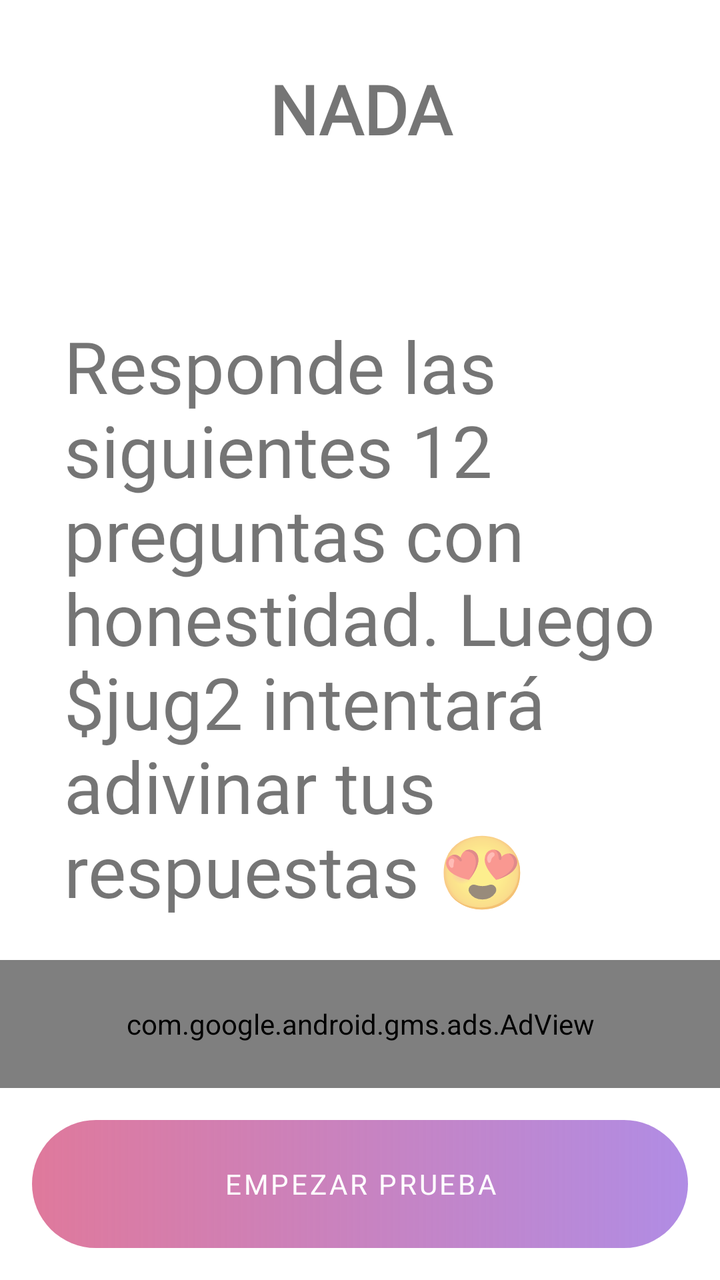
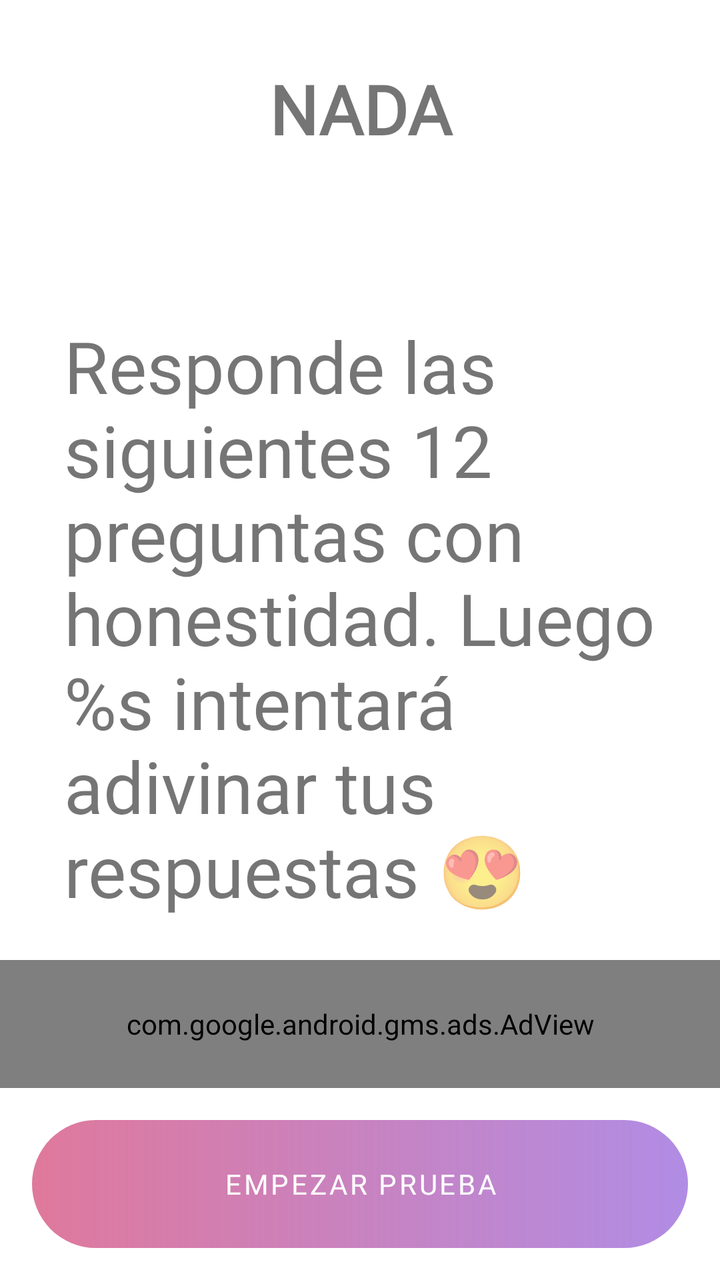

Screens rendered from an Android XML layout before and after an edit, with the pre-edit source and the edit as a unified diff.
<!-- AndroidManifest.xml: application theme Theme.JuegoParaParejas -->
<!-- res/layout/jugador_uno.xml -->
<?xml version="1.0" encoding="utf-8"?>
<androidx.constraintlayout.widget.ConstraintLayout xmlns:android="http://schemas.android.com/apk/res/android"
    xmlns:ads="http://schemas.android.com/apk/res-auto"
    xmlns:app="http://schemas.android.com/apk/res-auto"
    xmlns:tools="http://schemas.android.com/tools"
    android:layout_width="match_parent"
    android:layout_height="match_parent"
    tools:context=".turnoDeJugUno">

    <androidx.constraintlayout.widget.Guideline
        android:id="@+id/guideline9"
        android:layout_width="wrap_content"
        android:layout_height="wrap_content"
        android:orientation="horizontal"
        app:layout_constraintGuide_percent="0.17" />

    <androidx.constraintlayout.widget.Guideline
        android:id="@+id/guideline10"
        android:layout_width="wrap_content"
        android:layout_height="wrap_content"
        android:orientation="horizontal"
        app:layout_constraintGuide_percent="0.75" />

    <TextView
        android:id="@+id/turnoView"
        android:layout_width="0dp"
        android:layout_height="0dp"
        android:fontFamily="@font/roboto_slab"
        android:gravity="center_horizontal|center_vertical"
        android:text="NADA"
        android:textAlignment="center"
        android:textSize="34sp"
        android:textStyle="bold"
        app:layout_constraintBottom_toTopOf="@+id/guideline9"
        app:layout_constraintEnd_toEndOf="parent"
        app:layout_constraintStart_toStartOf="parent"
        app:layout_constraintTop_toTopOf="parent" />

    <TextView
        android:id="@+id/textView5"
        android:layout_width="0dp"
        android:layout_height="0dp"
        android:layout_marginStart="32dp"
        android:layout_marginTop="50dp"
        android:layout_marginEnd="32dp"
        android:fontFamily="@font/roboto_slab"

        android:gravity="start"
        android:text="Responde las siguientes 12 preguntas con honestidad. Luego $jug2 intentará adivinar tus respuestas 😍"
        android:textSize="36sp"
        app:layout_constraintBottom_toTopOf="@+id/guideline10"
        app:layout_constraintEnd_toEndOf="parent"
        app:layout_constraintStart_toStartOf="parent"
        app:layout_constraintTop_toTopOf="@+id/guideline9" />

    <Button
        android:id="@+id/empiezaBoton"
        android:layout_width="0dp"
        android:layout_height="0dp"
        android:layout_marginStart="16dp"
        android:layout_marginTop="16dp"
        android:layout_marginEnd="16dp"

        android:layout_marginBottom="16dp"
        android:background="@drawable/style_button"
        android:fontFamily="@font/roboto_slab"
        android:text="EMPEZAR PRUEBA"
        app:backgroundTint="@null"
        app:layout_constraintBottom_toBottomOf="parent"
        app:layout_constraintEnd_toEndOf="parent"
        app:layout_constraintStart_toStartOf="parent"
        app:layout_constraintTop_toTopOf="@+id/guideline39" />

    <androidx.constraintlayout.widget.Guideline
        android:id="@+id/guideline39"
        android:layout_width="wrap_content"
        android:layout_height="wrap_content"
        android:orientation="horizontal"
        app:layout_constraintGuide_percent="0.85" />

    <com.google.android.gms.ads.AdView
        android:id="@+id/banner"
        android:layout_width="0dp"
        android:layout_height="0dp"
        ads:adSize="LARGE_BANNER"
        ads:adUnitId="ca-app-pub-4930505659937183/8161171523"
        ads:layout_constraintBottom_toBottomOf="@+id/guideline39"
        ads:layout_constraintEnd_toEndOf="parent"
        ads:layout_constraintStart_toStartOf="parent"
        ads:layout_constraintTop_toTopOf="@+id/guideline10">

    </com.google.android.gms.ads.AdView>
</androidx.constraintlayout.widget.ConstraintLayout>
<!-- resources referenced by this layout -->
<resources>
  <!-- drawable style_button (drawable) -->
  <?xml version="1.0" encoding="utf-8"?>
  <shape xmlns:android="http://schemas.android.com/apk/res/android">
      <gradient android:startColor="@color/rosa"
          android:endColor="#9A7D41D3"
          android:angle="0"></gradient>
      <corners android:radius="50dp"></corners>
  
  
  </shape>
  <style name="Theme.JuegoParaParejas" parent="Theme.MaterialComponents.DayNight.NoActionBar">
          
          <item name="colorPrimary">#FDDD618B</item>
          <item name="colorPrimaryVariant">#FDDD618B</item>
          <item name="colorOnPrimary">@color/white</item>
          
          <item name="colorSecondary">@color/purple_200</item>
          <item name="colorSecondaryVariant">@color/purple_500</item>
          <item name="colorOnSecondary">@color/black</item>
          
          <item name="android:statusBarColor" tools:targetApi="l">?attr/colorPrimaryVariant</item>
          
      </style>
  <color name="rosa">#FDDF789B</color>
  <color name="white">#FFFFFFFF</color>
  <color name="purple_200">#FFBB86FC</color>
  <color name="purple_500">#FF6200EE</color>
  <color name="black">#FF000000</color>
</resources>

<!-- the commit's change to res/layout/jugador_uno.xml (unified diff, before → after) -->
@@ -27,7 +27,7 @@
         android:layout_height="0dp"
         android:fontFamily="@font/roboto_slab"
         android:gravity="center_horizontal|center_vertical"
-        android:text="NADA"
+        android:text="@string/placeholder_turn"
         android:textAlignment="center"
         android:textSize="34sp"
         android:textStyle="bold"
@@ -46,7 +46,7 @@
         android:fontFamily="@font/roboto_slab"
 
         android:gravity="start"
-        android:text="Responde las siguientes 12 preguntas con honestidad. Luego $jug2 intentará adivinar tus respuestas 😍"
+        android:text="@string/player_one_instruction"
         android:textSize="36sp"
         app:layout_constraintBottom_toTopOf="@+id/guideline10"
         app:layout_constraintEnd_toEndOf="parent"
@@ -64,7 +64,7 @@
         android:layout_marginBottom="16dp"
         android:background="@drawable/style_button"
         android:fontFamily="@font/roboto_slab"
-        android:text="EMPEZAR PRUEBA"
+        android:text="@string/button_start_test"
         app:backgroundTint="@null"
         app:layout_constraintBottom_toBottomOf="parent"
         app:layout_constraintEnd_toEndOf="parent"
<!-- resource entries referenced after the edit -->
@@ -10,6 +10,9 @@
   
   
   </shape>
+  <string name="button_start_test">EMPEZAR PRUEBA</string>
+  <string name="placeholder_turn">NADA</string>
+  <string name="player_one_instruction">Responde las siguientes 12 preguntas con honestidad. Luego %s intentará adivinar tus respuestas 😍</string>
   <style name="Theme.JuegoParaParejas" parent="Theme.MaterialComponents.DayNight.NoActionBar">
           
           <item name="colorPrimary">#FDDD618B</item>
